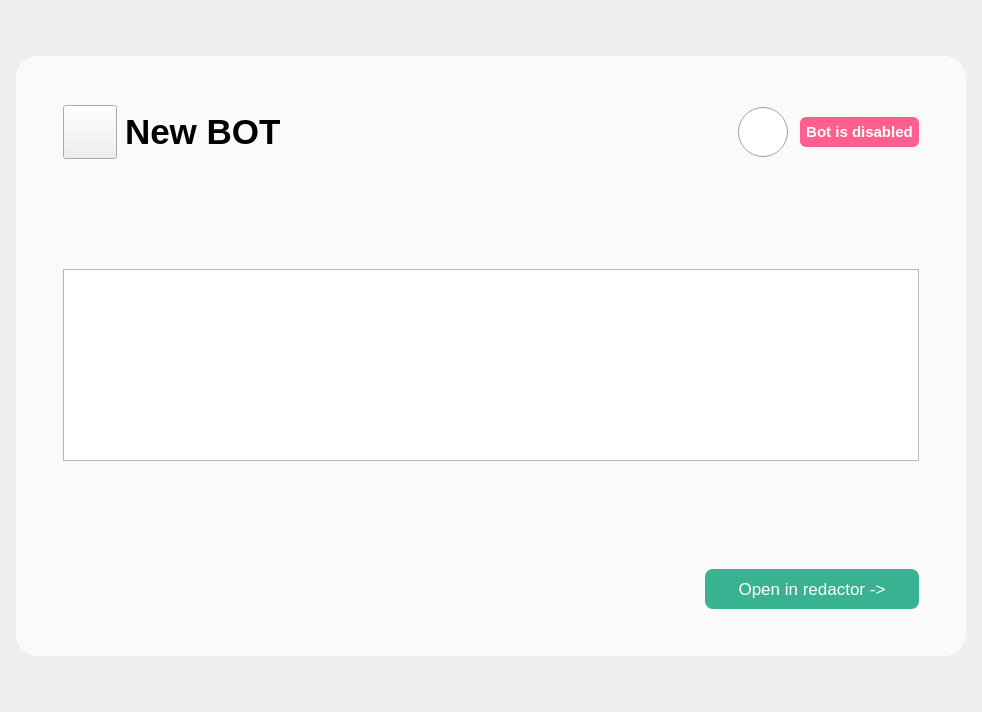
The window that simple_gram_desktop/constructor_app/widgets/selected_project_widget.ui (cuttlesystems/simplegram) describes before a commit, drawn with Qt 5.
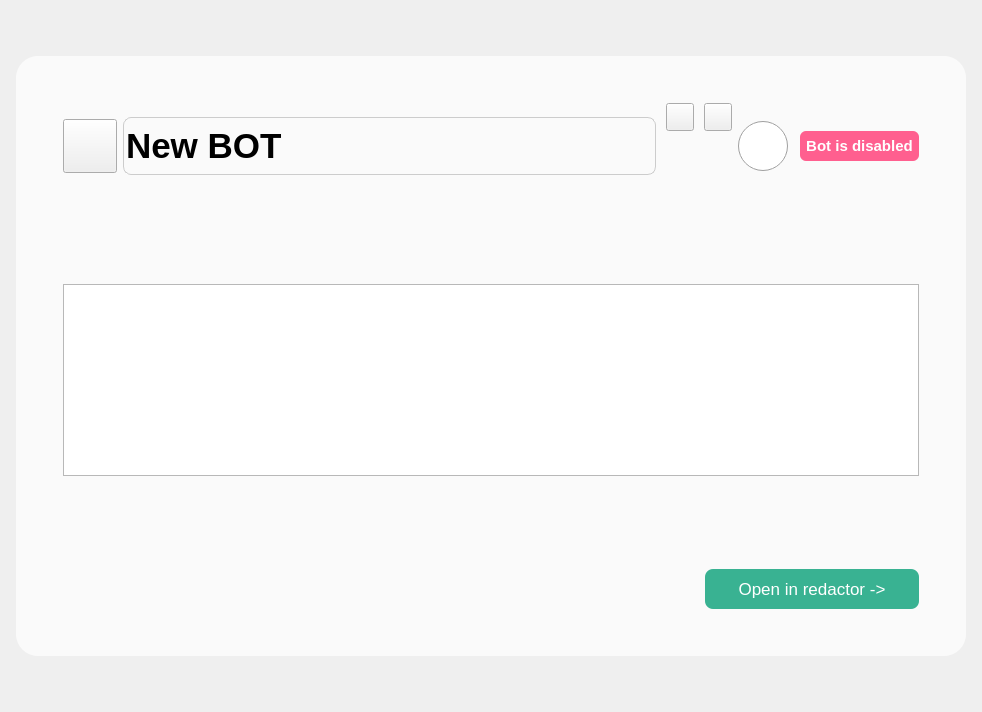
The same window after the commit. Icons and pictures are not drawn. Custom widgets are drawn as their Qt base class.

Patch:
```diff
--- a/simple_gram_desktop/constructor_app/widgets/selected_project_widget.ui
+++ b/simple_gram_desktop/constructor_app/widgets/selected_project_widget.ui
@@ -87,6 +87,11 @@
         <item>
          <layout class="QHBoxLayout" name="horizontalLayout_4">
           <item>
+           <layout class="QHBoxLayout" name="horizontalLayout_6">
+            <property name="rightMargin">
+             <number>0</number>
+            </property>
+            <item>
            <widget class="QPushButton" name="icon_bot_button">
             <property name="minimumSize">
              <size>
@@ -116,6 +121,14 @@
            </widget>
           </item>
           <item>
+             <layout class="QHBoxLayout" name="horizontalLayout_5">
+              <property name="spacing">
+               <number>10</number>
+              </property>
+              <property name="rightMargin">
+               <number>0</number>
+              </property>
+              <item>
            <widget class="QLineEdit" name="name_bot_edit">
             <property name="minimumSize">
              <size>
@@ -131,15 +144,113 @@
             </property>
             <property name="styleSheet">
              <string notr="true">QLineEdit{
-color:black;
-border:none;
-background:transparent;
-}</string>
+border: 1px solid rgb(204,204,204);
+color: black;
+border-radius:8px; 
+background-color: transparent;
+}
+
+QLineEdit::hover{
+border: 1px solid rgba(82,136,193,180);
+color: black;
+border-radius:8px; 
+background-color: transparent;
+}
+</string>
             </property>
             <property name="text">
              <string>New BOT</string>
             </property>
            </widget>
+              </item>
+              <item>
+               <layout class="QVBoxLayout" name="verticalLayout_2">
+                <property name="rightMargin">
+                 <number>0</number>
+                </property>
+                <item>
+                 <layout class="QHBoxLayout" name="horizontalLayout_8">
+                  <property name="topMargin">
+                   <number>0</number>
+                  </property>
+                  <item>
+                   <widget class="QPushButton" name="edit_bot_button">
+                    <property name="minimumSize">
+                     <size>
+                      <width>28</width>
+                      <height>28</height>
+                     </size>
+                    </property>
+                    <property name="maximumSize">
+                     <size>
+                      <width>28</width>
+                      <height>28</height>
+                     </size>
+                    </property>
+                    <property name="text">
+                     <string/>
+                    </property>
+                    <property name="icon">
+                     <iconset resource="../bot_icons.qrc">
+                      <normaloff>:/icons/widgets/times_icon/save.png</normaloff>:/icons/widgets/times_icon/save.png</iconset>
+                    </property>
+                    <property name="iconSize">
+                     <size>
+                      <width>20</width>
+                      <height>20</height>
+                     </size>
+                    </property>
+                   </widget>
+                  </item>
+                  <item>
+                   <widget class="QPushButton" name="remove_bot_button">
+                    <property name="minimumSize">
+                     <size>
+                      <width>28</width>
+                      <height>28</height>
+                     </size>
+                    </property>
+                    <property name="maximumSize">
+                     <size>
+                      <width>28</width>
+                      <height>28</height>
+                     </size>
+                    </property>
+                    <property name="text">
+                     <string/>
+                    </property>
+                    <property name="icon">
+                     <iconset resource="../bot_icons.qrc">
+                      <normaloff>:/icons/widgets/times_icon/remove.png</normaloff>:/icons/widgets/times_icon/remove.png</iconset>
+                    </property>
+                    <property name="iconSize">
+                     <size>
+                      <width>20</width>
+                      <height>20</height>
+                     </size>
+                    </property>
+                   </widget>
+                  </item>
+                 </layout>
+                </item>
+                <item>
+                 <spacer name="verticalSpacer_5">
+                  <property name="orientation">
+                   <enum>Qt::Vertical</enum>
+                  </property>
+                  <property name="sizeHint" stdset="0">
+                   <size>
+                    <width>20</width>
+                    <height>40</height>
+                   </size>
+                  </property>
+                 </spacer>
+                </item>
+               </layout>
+              </item>
+             </layout>
+            </item>
+           </layout>
           </item>
           <item>
            <layout class="QHBoxLayout" name="horizontalLayout_2">
```
Left out of the diff: 2 changed lines with no effect on the pictures. Lines whose indentation alone changed are shown as unchanged.
